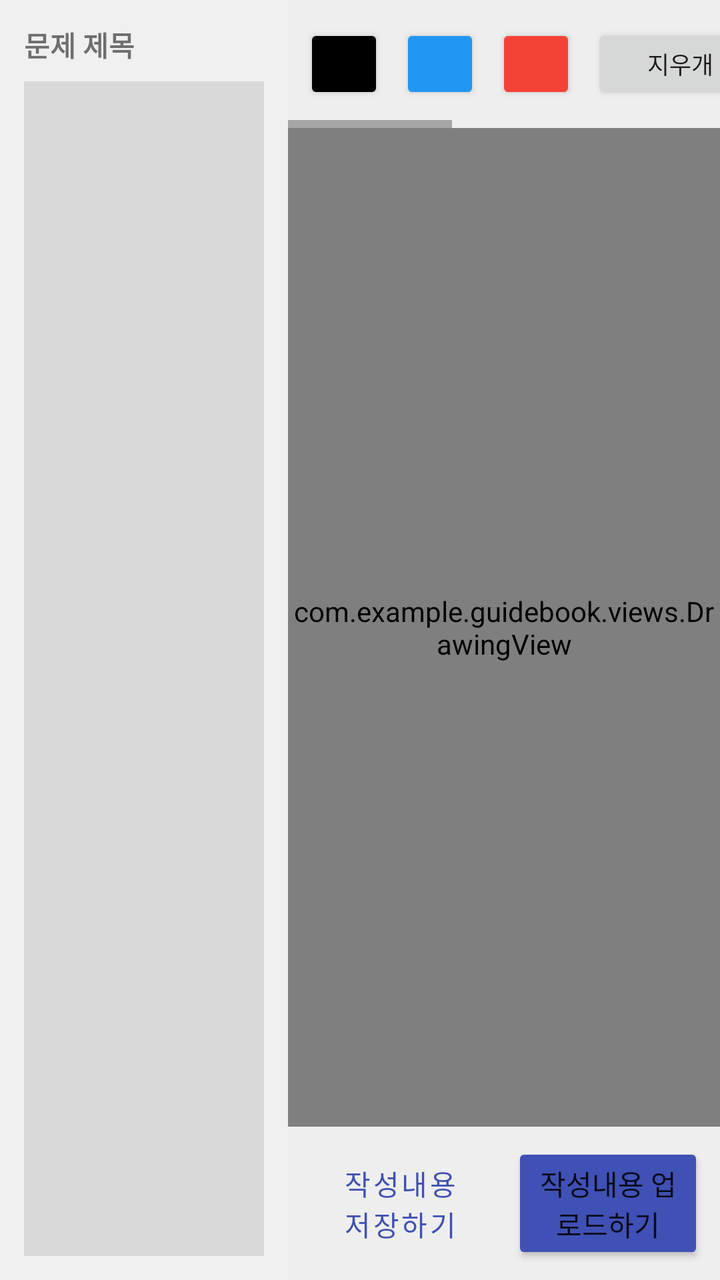
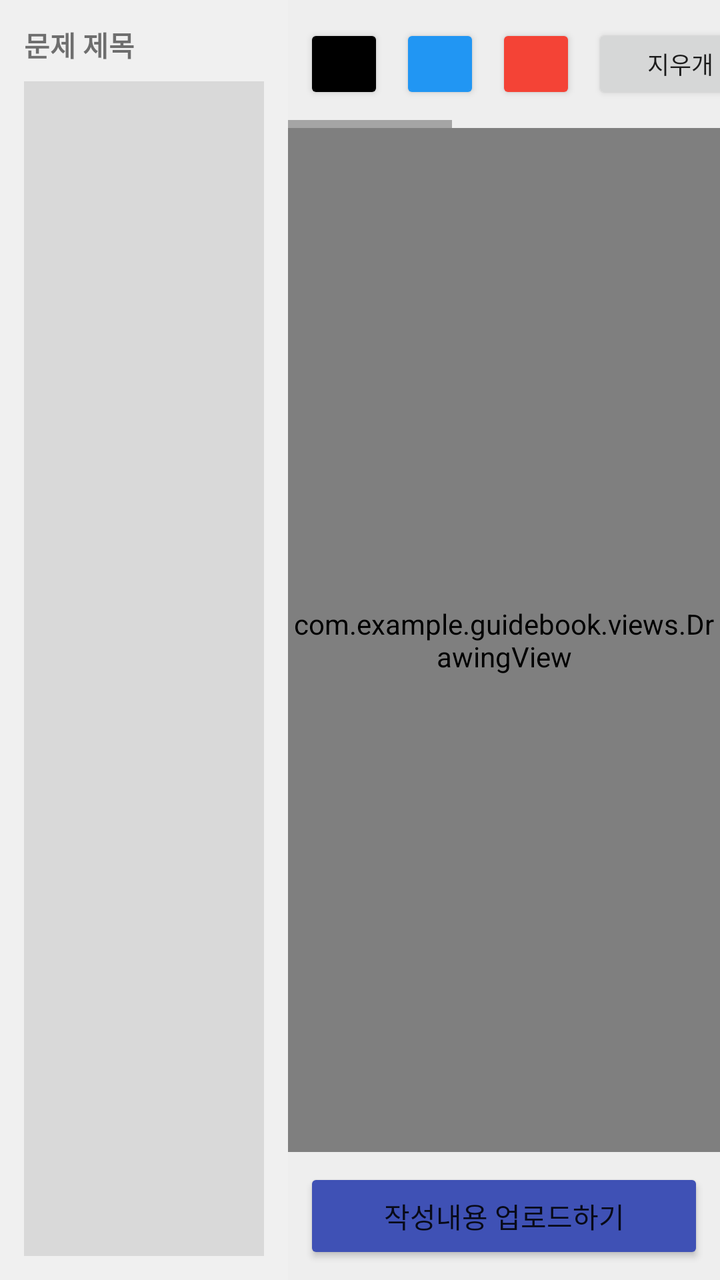

Screens rendered from an Android XML layout before and after an edit, with the pre-edit source and the edit as a unified diff.
<!-- AndroidManifest.xml: application theme Theme.GuidebookApp -->
<!-- res/layout/activity_page2.xml -->
<?xml version="1.0" encoding="utf-8"?>
<LinearLayout xmlns:android="http://schemas.android.com/apk/res/android"
    xmlns:app="http://schemas.android.com/apk/res-auto"
    android:layout_width="match_parent"
    android:layout_height="match_parent"
    android:orientation="horizontal">

    
    <LinearLayout
        android:layout_width="0dp"
        android:layout_height="match_parent"
        android:layout_weight="1"
        android:orientation="vertical"
        android:padding="12dp"
        android:background="#F0F0F0">

        <TextView
            android:id="@+id/tvProblemTitle2"
            android:layout_width="match_parent"
            android:layout_height="wrap_content"
            android:textSize="14sp"
            android:textStyle="bold"
            android:layout_marginBottom="8dp"
            android:text="문제 제목"/>

        <ImageView
            android:id="@+id/ivProblemRef"
            android:layout_width="match_parent"
            android:layout_height="0dp"
            android:layout_weight="1"
            android:scaleType="fitCenter"
            android:background="#D9D9D9"/>
    </LinearLayout>

    
    <LinearLayout
        android:layout_width="0dp"
        android:layout_height="match_parent"
        android:layout_weight="1.5"
        android:orientation="vertical">

        
        <HorizontalScrollView
            android:layout_width="match_parent"
            android:layout_height="wrap_content"
            android:background="#EEEEEE">
            <LinearLayout
                android:layout_width="wrap_content"
                android:layout_height="wrap_content"
                android:orientation="horizontal"
                android:padding="4dp"
                android:gravity="center_vertical">

                <Button android:id="@+id/btnColorBlack" android:layout_width="40dp" android:layout_height="40dp"
                    android:backgroundTint="#000000" android:layout_margin="4dp"/>
                <Button android:id="@+id/btnColorBlue" android:layout_width="40dp" android:layout_height="40dp"
                    android:backgroundTint="#2196F3" android:layout_margin="4dp"/>
                <Button android:id="@+id/btnColorRed" android:layout_width="40dp" android:layout_height="40dp"
                    android:backgroundTint="#F44336" android:layout_margin="4dp"/>
                <Button android:id="@+id/btnEraser" android:layout_width="wrap_content" android:layout_height="40dp"
                    android:text="지우개" android:textSize="12sp" android:layout_margin="4dp"/>
                <Button android:id="@+id/btnUndo" android:layout_width="wrap_content" android:layout_height="40dp"
                    android:text="되돌리기" android:textSize="12sp" android:layout_margin="4dp"/>
                <Button android:id="@+id/btnClear" android:layout_width="wrap_content" android:layout_height="40dp"
                    android:text="전체삭제" android:textSize="12sp" android:layout_margin="4dp"/>

                <com.google.android.material.slider.Slider
                    android:id="@+id/sbStroke"
                    android:layout_width="120dp"
                    android:layout_height="wrap_content"
                    android:valueFrom="1"
                    android:valueTo="20"
                    android:value="4"
                    android:layout_margin="4dp"/>
            </LinearLayout>
        </HorizontalScrollView>

        
        <com.example.guidebook.views.DrawingView
            android:id="@+id/drawingView"
            android:layout_width="match_parent"
            android:layout_height="0dp"
            android:layout_weight="1"
            android:background="#FFFFFF"/>

        
        <LinearLayout
            android:layout_width="match_parent"
            android:layout_height="wrap_content"
            android:orientation="horizontal"
            android:padding="8dp"
            android:background="#EEEEEE">

            <Button
                android:id="@+id/btnSaveDraft"
                android:layout_width="0dp"
                android:layout_height="wrap_content"
                android:layout_weight="1"
                android:text="작성내용 저장하기"
                style="@style/Widget.MaterialComponents.Button.OutlinedButton"
                android:layout_marginEnd="8dp"/>

            <Button
                android:id="@+id/btnUpload"
                android:layout_width="0dp"
                android:layout_height="wrap_content"
                android:layout_weight="1"
                android:text="작성내용 업로드하기"
                android:backgroundTint="#3F51B5"/>
        </LinearLayout>

        <ProgressBar
            android:id="@+id/progressBar"
            android:layout_width="wrap_content"
            android:layout_height="wrap_content"
            android:layout_gravity="center"
            android:visibility="gone"/>
    </LinearLayout>

</LinearLayout>
<!-- resources referenced by this layout -->
<resources>
  <style name="Theme.GuidebookApp" parent="Theme.MaterialComponents.Light.NoActionBar">
          <item name="colorPrimary">#3F51B5</item>
          <item name="colorPrimaryVariant">#303F9F</item>
          <item name="colorOnPrimary">#FFFFFF</item>
          <item name="colorSecondary">#FF4081</item>
          <item name="colorOnSecondary">#FFFFFF</item>
          <item name="android:statusBarColor">?attr/colorPrimaryVariant</item>
      </style>
</resources>

<!-- the commit's change to res/layout/activity_page2.xml (unified diff, before → after) -->
@@ -92,19 +92,9 @@
             android:background="#EEEEEE">
 
             <Button
-                android:id="@+id/btnSaveDraft"
-                android:layout_width="0dp"
+                android:id="@+id/btnUpload"
+                android:layout_width="match_parent"
                 android:layout_height="wrap_content"
-                android:layout_weight="1"
-                android:text="작성내용 저장하기"
-                style="@style/Widget.MaterialComponents.Button.OutlinedButton"
-                android:layout_marginEnd="8dp"/>
-
-            <Button
-                android:id="@+id/btnUpload"
-                android:layout_width="0dp"
-                android:layout_height="wrap_content"
-                android:layout_weight="1"
                 android:text="작성내용 업로드하기"
                 android:backgroundTint="#3F51B5"/>
         </LinearLayout>
